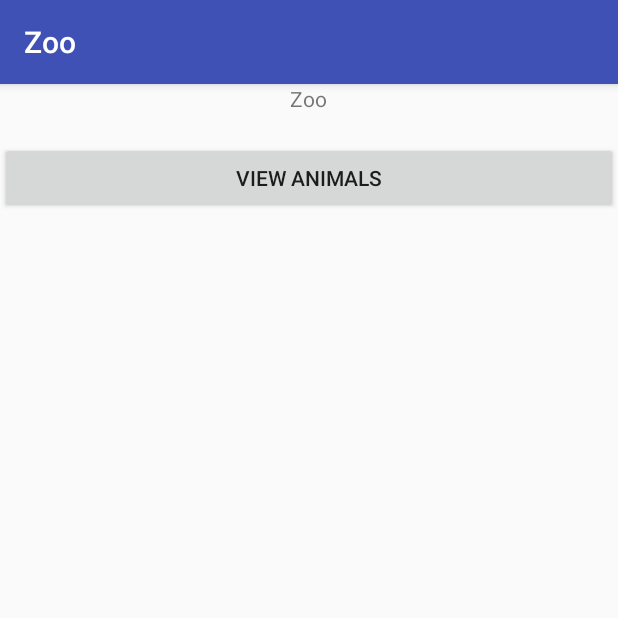
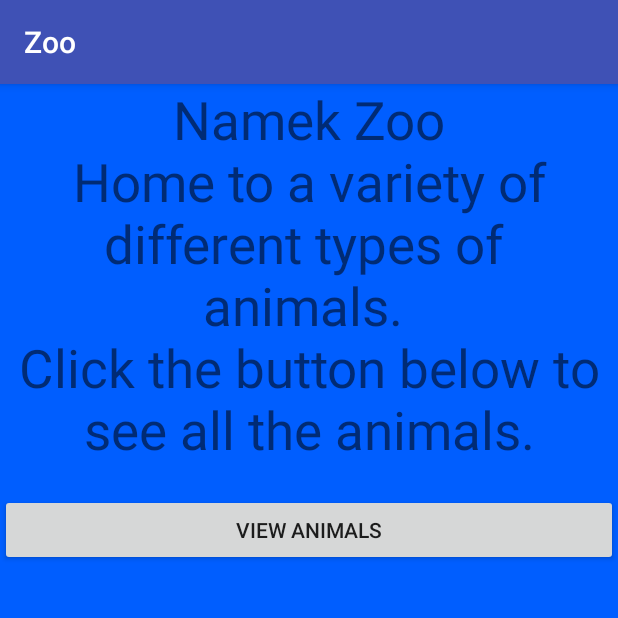
Before and after one commit to z3r08ug/Zoo, an Android app: the screen it shows after launch (ZooHomeActivity), on a phone screen of 412 x 824 dp, the top half of it. Run offline under Robolectric (Android 15) with nearby library versions, the phone set to English and light mode, and no system bars.

Commit message:
Added animal sounds and screen background color

```diff
--- a/app/src/main/res/layout/activity_categories.xml
+++ b/app/src/main/res/layout/activity_categories.xml
@@ -5,6 +5,7 @@
     android:layout_width="match_parent"
     android:layout_height="match_parent"
     android:orientation="vertical"
+    android:background="#005eff"
     tools:context="dev.uublabs.zoo.CategoriesActivity">
 
     <TextView
--- a/app/src/main/res/layout/activity_display_animal_info.xml
+++ b/app/src/main/res/layout/activity_display_animal_info.xml
@@ -5,6 +5,7 @@
     android:layout_width="match_parent"
     android:layout_height="match_parent"
     android:orientation="vertical"
+    android:background="#005eff"
     tools:context="dev.uublabs.zoo.DisplayAnimalInfoActivity">
     <TextView
         android:id="@+id/tvAnimalInfoName"
@@ -13,9 +14,10 @@
         android:layout_height="wrap_content" />
     <ImageView
         android:id="@+id/ivAnimal"
+        android:layout_gravity="center"
         android:scaleType="fitXY"
-        android:layout_width="wrap_content"
-        android:layout_height="wrap_content" />
+        android:layout_width="300dp"
+        android:layout_height="300dp" />
     <TextView
         android:id="@+id/tvAnimalInfoType"
         android:textSize="20sp"
--- a/app/src/main/res/layout/activity_display_animal_list.xml
+++ b/app/src/main/res/layout/activity_display_animal_list.xml
@@ -5,6 +5,7 @@
     android:layout_width="match_parent"
     android:layout_height="match_parent"
     android:orientation="vertical"
+    android:background="#005eff"
     tools:context="dev.uublabs.zoo.DisplayAnimalListActivity">
     <TextView
         android:id="@+id/tvListTitle"
--- a/app/src/main/res/layout/activity_main.xml
+++ b/app/src/main/res/layout/activity_main.xml
@@ -5,13 +5,16 @@
     android:layout_width="match_parent"
     android:layout_height="match_parent"
     android:orientation="vertical"
+    android:background="#005eff"
     tools:context="dev.uublabs.zoo.ZooHomeActivity">
 
     <TextView
+        android:textSize="35sp"
         android:layout_gravity="center"
+        android:gravity="center_horizontal"
         android:layout_width="wrap_content"
         android:layout_height="wrap_content"
-        android:text="Zoo" />
+        android:text="Namek Zoo\nHome to a variety of different types of \nanimals. \nClick the button below to see all the animals." />
     <TextView
         android:id="@+id/tvZooInfo"
         android:layout_width="match_parent"
```
Also changed, not shown: app/src/main/java/dev/uublabs/zoo/DisplayAnimalInfoActivity.java (+13 -1 lines), 8 other files.
